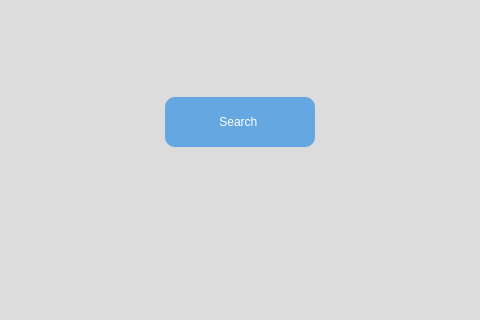
Old version of the form src/user_interface/start.ui in the repository eppenney/eBook-Perpetual-Access-Rights-Tracker; both pictures show x 340 to 820 and y 578 to 898 of the 1177 by 898 pixel window.
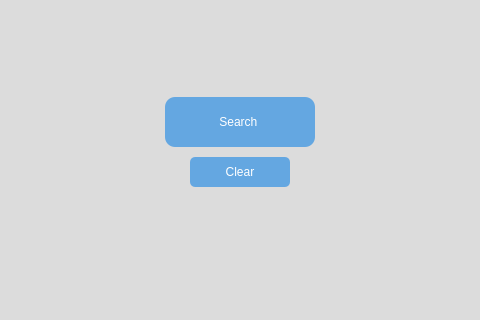
New version of the form. Icons and pictures are not drawn.

Commit message: Clear button added and hooked up

What changed in the file:
```diff
--- a/src/user_interface/start.ui
+++ b/src/user_interface/start.ui
@@ -115,6 +115,25 @@
      <string>Search </string>
     </property>
    </widget>
+   <widget class="QPushButton" name="clearButton">
+    <property name="geometry">
+     <rect>
+      <x>550</x>
+      <y>735</y> 
+      <width>100</width>
+      <height>30</height> 
+     </rect>
+    </property>
+    <property name="styleSheet">
+     <string notr="true">font: 75 16pt &quot;Arial&quot;;
+background-color: rgb(100, 167, 225);
+border-radius: 5px;
+color:rgb(255, 255, 255);</string>
+    </property>
+    <property name="text">
+     <string>Clear</string>
+    </property>
+   </widget>
    <widget class="QLabel" name="label_2">
     <property name="geometry">
      <rect>
```
The commit also changes 1 other file.
